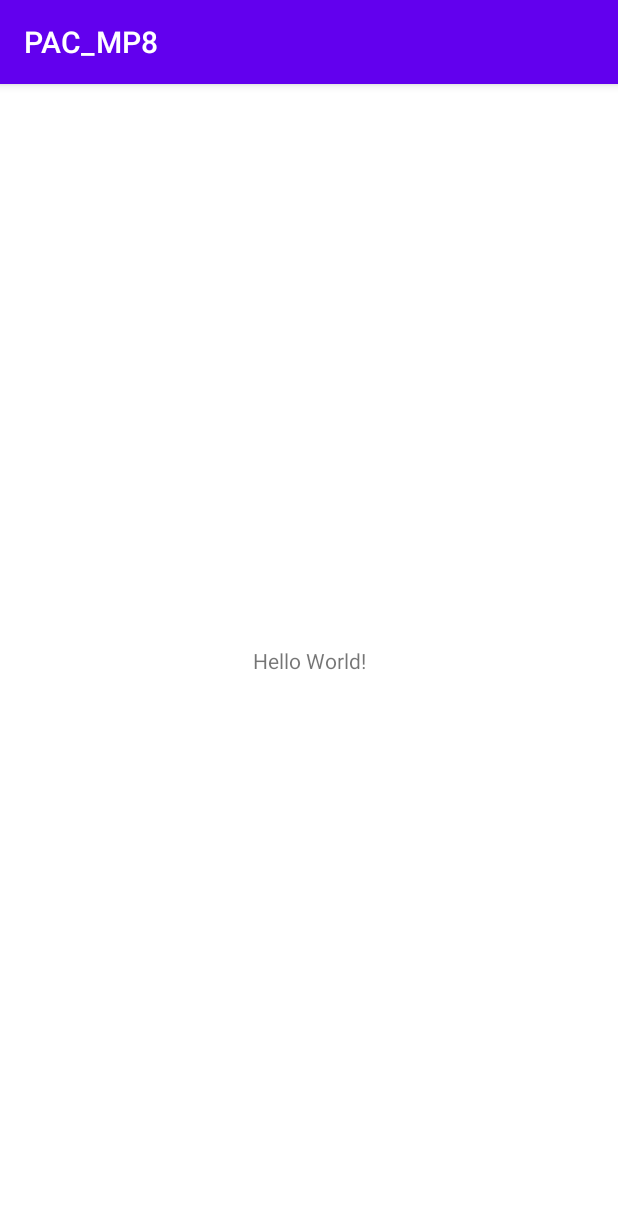
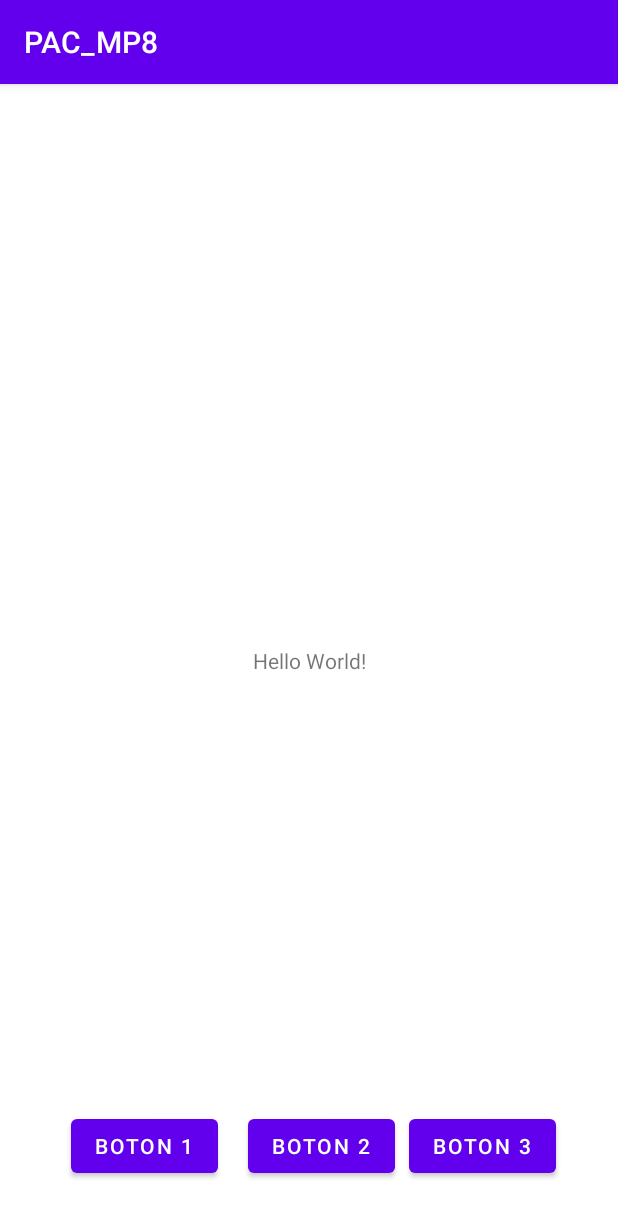
Before and after one commit to alberto-araguas/PAC_MP8, an Android app: the screen it shows after launch (MainActivity), on a phone screen of 412 x 824 dp. Shown: the top 1217 px of the screen. Run offline under Robolectric (Android 15) with nearby library versions, the light colour scheme and no system bars.

```diff
--- /dev/null
+++ b/app/src/main/res/layout/activity_2.xml
@@ -0,0 +1,6 @@
+<?xml version="1.0" encoding="utf-8"?>
+<androidx.constraintlayout.widget.ConstraintLayout
+    xmlns:android="http://schemas.android.com/apk/res/android" android:layout_width="match_parent"
+    android:layout_height="match_parent">
+
+</androidx.constraintlayout.widget.ConstraintLayout>
--- /dev/null
+++ b/app/src/main/res/layout/activity_3.xml
@@ -0,0 +1,6 @@
+<?xml version="1.0" encoding="utf-8"?>
+<androidx.constraintlayout.widget.ConstraintLayout
+    xmlns:android="http://schemas.android.com/apk/res/android" android:layout_width="match_parent"
+    android:layout_height="match_parent">
+
+</androidx.constraintlayout.widget.ConstraintLayout>
--- /dev/null
+++ b/app/src/main/res/layout/activity_4.xml
@@ -0,0 +1,6 @@
+<?xml version="1.0" encoding="utf-8"?>
+<androidx.constraintlayout.widget.ConstraintLayout
+    xmlns:android="http://schemas.android.com/apk/res/android" android:layout_width="match_parent"
+    android:layout_height="match_parent">
+
+</androidx.constraintlayout.widget.ConstraintLayout>
--- a/app/src/main/res/layout/activity_main.xml
+++ b/app/src/main/res/layout/activity_main.xml
@@ -15,4 +15,36 @@
         app:layout_constraintRight_toRightOf="parent"
         app:layout_constraintTop_toTopOf="parent" />
 
+    <Button
+        android:id="@+id/button"
+        android:layout_width="wrap_content"
+        android:layout_height="wrap_content"
+        android:layout_marginStart="47dp"
+        android:layout_marginBottom="36dp"
+        android:text="Boton 1"
+        app:layout_constraintBottom_toBottomOf="parent"
+        app:layout_constraintStart_toStartOf="parent" />
+
+    <Button
+        android:id="@+id/button2"
+        android:layout_width="wrap_content"
+        android:layout_height="wrap_content"
+        android:layout_marginStart="20dp"
+        android:layout_marginBottom="36dp"
+        android:text="Boton 2"
+        app:layout_constraintBottom_toBottomOf="parent"
+        app:layout_constraintStart_toEndOf="@+id/button" />
+
+    <Button
+        android:id="@+id/button3"
+        android:layout_width="wrap_content"
+        android:layout_height="wrap_content"
+        android:layout_marginEnd="41dp"
+        android:layout_marginBottom="36dp"
+        android:text="Boton 3"
+        app:layout_constraintBottom_toBottomOf="parent"
+        app:layout_constraintEnd_toEndOf="parent"
+        app:layout_constraintHorizontal_bias="1.0"
+        app:layout_constraintStart_toEndOf="@+id/button2" />
+
 </androidx.constraintlayout.widget.ConstraintLayout>
```
Also changed, not shown: app/src/main/java/com/araguas/pac_mp8/Activity_2.kt (added, +12 -0 lines), app/src/main/java/com/araguas/pac_mp8/Activity_3.kt (added, +12 -0 lines), app/src/main/java/com/araguas/pac_mp8/Activity_4.kt (added, +12 -0 lines).
